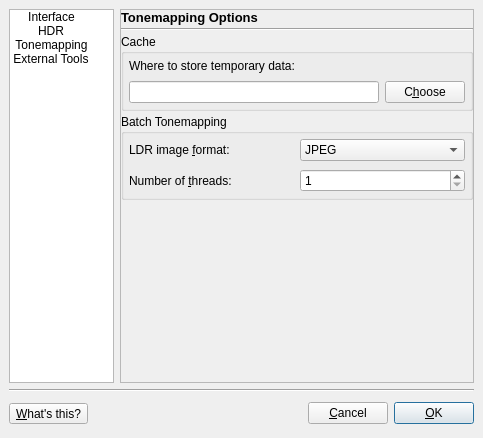
Qt form forms/PreferencesDialog.ui (LuminanceHDR/LuminanceHDR) before a commit.
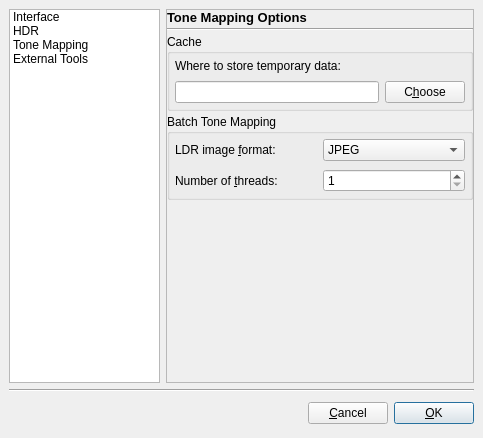
The same form after that commit. The open tabs and pages were chosen to show the change. Icons and pictures are not drawn.

Patch:
```diff
--- a/forms/PreferencesDialog.ui
+++ b/forms/PreferencesDialog.ui
@@ -34,20 +34,20 @@
      <item>
       <widget class="QListWidget" name="leftsideListWidget" >
        <property name="sizePolicy" >
-        <sizepolicy vsizetype="Expanding" hsizetype="Preferred" >
+        <sizepolicy vsizetype="Expanding" hsizetype="Expanding" >
          <horstretch>0</horstretch>
          <verstretch>0</verstretch>
         </sizepolicy>
        </property>
        <property name="minimumSize" >
         <size>
-         <width>90</width>
+         <width>0</width>
          <height>0</height>
         </size>
        </property>
        <property name="maximumSize" >
         <size>
-         <width>105</width>
+         <width>151</width>
          <height>16777215</height>
         </size>
        </property>
@@ -61,16 +61,19 @@
         <enum>QListView::Static</enum>
        </property>
        <property name="flow" >
-        <enum>QListView::LeftToRight</enum>
+        <enum>QListView::TopToBottom</enum>
        </property>
        <property name="resizeMode" >
         <enum>QListView::Adjust</enum>
        </property>
        <property name="spacing" >
-        <number>5</number>
+        <number>3</number>
        </property>
        <property name="viewMode" >
-        <enum>QListView::IconMode</enum>
+        <enum>QListView::ListMode</enum>
+       </property>
+       <property name="modelColumn" >
+        <number>0</number>
        </property>
        <property name="uniformItemSizes" >
         <bool>true</bool>
@@ -107,7 +110,7 @@
        </item>
        <item>
         <property name="text" >
-         <string>Tonemapping</string>
+         <string>Tone Mapping</string>
         </property>
         <property name="icon" >
          <iconset resource="../icons.qrc" >
@@ -129,14 +132,14 @@
       <widget class="QStackedWidget" name="stackedPagesWidget" >
        <property name="minimumSize" >
         <size>
-         <width>300</width>
-         <height>370</height>
+         <width>0</width>
+         <height>0</height>
         </size>
        </property>
        <property name="maximumSize" >
         <size>
-         <width>400</width>
-         <height>500</height>
+         <width>16777215</width>
+         <height>16777215</height>
         </size>
        </property>
        <property name="frameShape" >
@@ -470,7 +473,7 @@
             </font>
            </property>
            <property name="text" >
-            <string>Tonemapping Options</string>
+            <string>Tone Mapping Options</string>
            </property>
           </widget>
          </item>
@@ -539,7 +542,7 @@
          <item>
           <widget class="QGroupBox" name="batchGroupBox" >
            <property name="title" >
-            <string>Batch Tonemapping</string>
+            <string>Batch Tone Mapping</string>
            </property>
            <layout class="QVBoxLayout" >
             <property name="spacing" >
@@ -791,32 +794,6 @@
      <property name="margin" >
       <number>0</number>
      </property>
-     <item>
-      <widget class="QToolButton" name="whatsThisButton" >
-       <property name="toolTip" >
-        <string>Get information about the graphical elements</string>
-       </property>
-       <property name="whatsThis" >
-        <string>Get information about the graphical elements</string>
-       </property>
-       <property name="text" >
-        <string>&amp;What's this?</string>
-       </property>
-       <property name="icon" >
-        <iconset resource="../icons.qrc" >
-         <normaloff>:/new/prefix1/images/whatsthis.png</normaloff>:/new/prefix1/images/whatsthis.png</iconset>
-       </property>
-       <property name="iconSize" >
-        <size>
-         <width>22</width>
-         <height>22</height>
-        </size>
-       </property>
-       <property name="shortcut" >
-        <string>Shift+F1</string>
-       </property>
-      </widget>
-     </item>
      <item>
       <spacer>
        <property name="orientation" >
```
